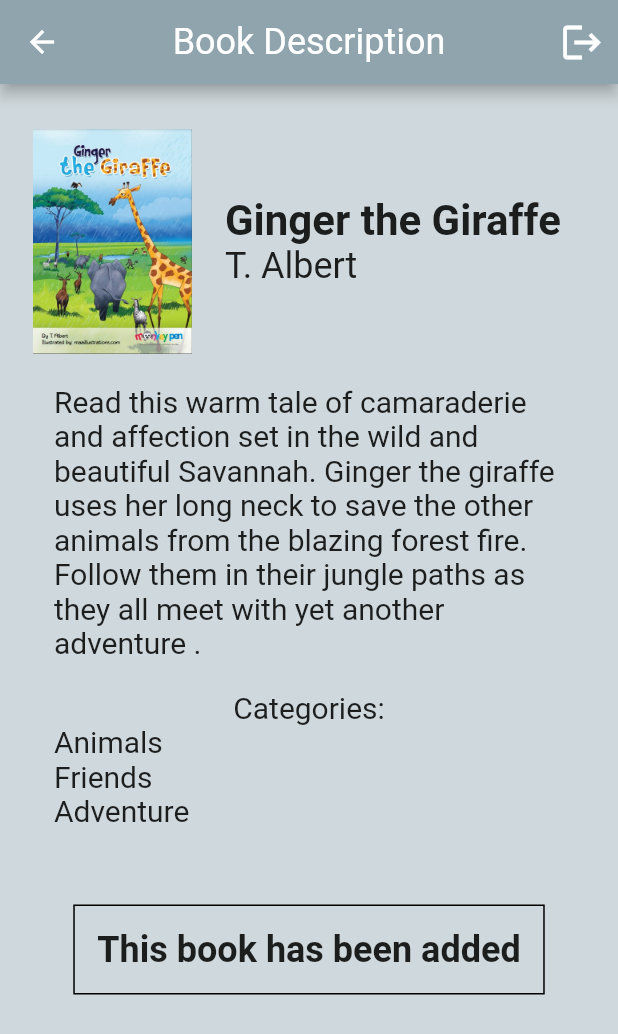
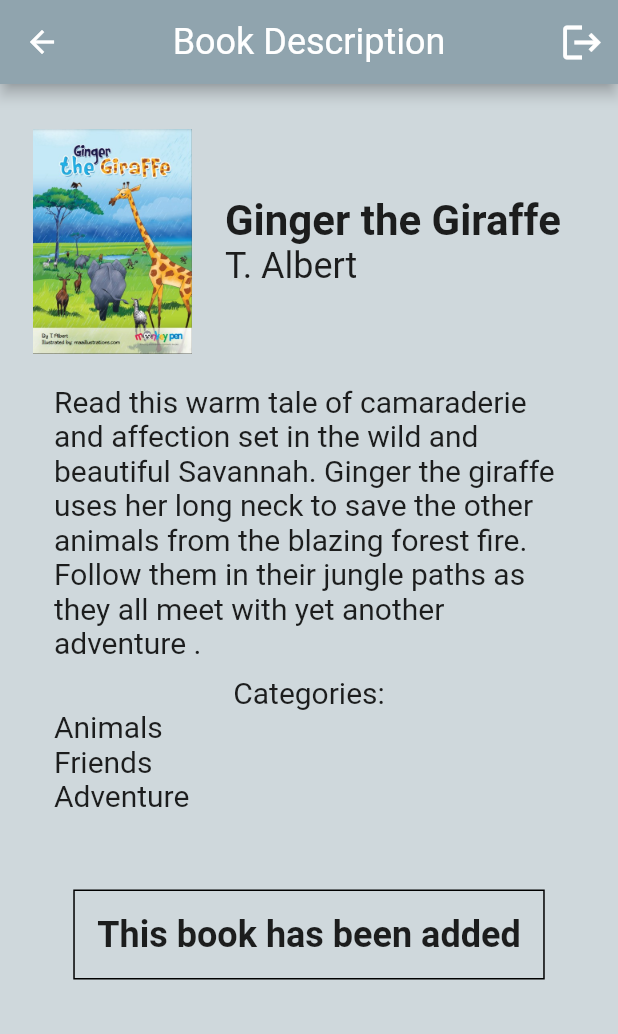
Before and after one commit to S9406133/my_story_teller, a Flutter app: the BookDescr screen opened by its route, on a phone screen of 412 x 824 dp. Shown: the top 1034 px of the screen. Run offline on Flutter 3.47's test engine with Material 2 defaults, Android fonts, the light colour scheme and no system bars; our stand-ins replace card_swiper.

Commit message:
Cleaned up code, added comments

```diff
--- a/lib/main.dart
+++ b/lib/main.dart
@@ -5,7 +5,6 @@
 import 'package:my_story_teller/screens/registration.dart';
 import 'package:my_story_teller/screens/splash.dart';
 import 'package:my_story_teller/screens/book_view.dart';
-import 'package:my_story_teller/screens/search_results.dart';
 import 'package:my_story_teller/screens/book_descr.dart';
 import 'package:my_story_teller/screens/book_recording.dart';
 import 'package:my_story_teller/screens/recording_view.dart';
@@ -27,12 +26,11 @@
       '/cHome': (context) => const ChildHome(),           ///Child Home COMPLETED
       '/pHome': (context) => const BottomNav(index: 0),   ///Parent HOME COMPLETED
       '/addProf': (context) => const BottomNav(index: 1), ///Update Profiles COMPLETED
-      '/search': (context) => const BottomNav(index: 2),  //Search Screen TODO
+      '/search': (context) => const BottomNav(index: 2),  ///Search Screen COMPLETED
       '/saved': (context) => const BottomNav(index: 3),   ///Saved Books COMPLETED
       '/settings': (context) => const BottomNav(index: 4),///Settings not an MVF
       '/book': (context) => const BookView(),             ///Book View COMPLETED
-      '/searchRes': (context) => const SearchResults(),   //Search Results TODO
-      '/bookDescr': (context) => BookDescr(),             //Book Description TODO
+      '/bookDescr': (context) => const BookDescr(),       ///Book Description COMPLETED
       '/recView': (context) => const RecordingView(),     //Recording View TODO needs to play recordings
       '/bookRec': (context) => const BookRecording(),     //Book Recording TODO
     },
--- a/lib/screens/book_descr.dart
+++ b/lib/screens/book_descr.dart
@@ -6,36 +6,30 @@
 /* Shows a full description of a book - Route: '/bookDescr' */
 
 class BookDescr extends StatefulWidget {
-  BookDescr({Key? key}) : super(key: key);
+  const BookDescr({Key? key}) : super(key: key);
 
   @override
   State<BookDescr> createState() => _BookDescrState();
 }
 
 class _BookDescrState extends State<BookDescr> {
-  //final Book selectedBook = books[searchedBookIndex];
-  bool _exists = false;
-  bool _visible = true;
 
   final bgColor = Colors.blueGrey;
   final buttonColor = Colors.white;
 
+  // Holds the value if book already saved or not
+  bool _exists = false;
+
   @override
   void initState() {
+    // Sets exists variable
     _exists = users[currentUserIndex].bookExists(selectedBook.title);
-    if (_exists == true) {
-      _visible = false;
-    }
     super.initState();
   }
 
+  // Called when Add Book button pressed to update variables
   void setExists() {
     _exists = users[currentUserIndex].bookExists(selectedBook.title);
-    if (_exists == true) {
-      _visible = false;
-    }else{
-      _visible = true;
-    }
   }
 
   @override
@@ -62,17 +56,18 @@
         child: Column(
           children: <Widget>[
             const SizedBox(height: 30),
-
             Row(
               children: <Widget>[
-                SizedBox(
+
+                SizedBox(       // Book Image
                   width: 150,
                   height: 150,
                   child: FittedBox(
                     child: Image.asset(selectedBook.image!),
                   ),
                 ),
-                Column(
+
+                Column(         // Title and Author text
                   mainAxisAlignment: MainAxisAlignment.start,
                   crossAxisAlignment: CrossAxisAlignment.start,
                   children: [
@@ -98,10 +93,9 @@
               ],
             ),
 
-            Container(
-              padding: const EdgeInsets.fromLTRB(0, 20, 0, 20),
+            Container(          // Long description text
+              padding: const EdgeInsets.fromLTRB(0, 20, 0, 10),
               width: 340,
-              //height: 300,
               child: Text(selectedBook.longDesc!,
                 style: const TextStyle(
                   fontSize: 20,
@@ -109,10 +103,9 @@
               ),
             ),
 
-            Container(
+            Container(          // Categories heading and list
               padding: const EdgeInsets.fromLTRB(0, 0, 0, 20),
               width: 340,
-              //height: 300,
               child: Column(
                 children: [
                   const Text('Categories:',
@@ -120,18 +113,16 @@
                       fontSize: 20,
                     ),
                   ),
-                  SizedBox(
+
+                  SizedBox(         // Categories List
                     width: 340,
                     height: 100,
                     child: ListView.builder(
                         itemCount: selectedBook.categories!.length,
                         itemBuilder: (context, index){
-                          return Padding(
-                            padding: const EdgeInsets.fromLTRB(0, 0, 0, 0),
-                            child: Text(selectedBook.categories![index],
-                              style: const TextStyle(
-                                fontSize: 20,
-                              ),
+                          return Text(selectedBook.categories![index],
+                            style: const TextStyle(
+                              fontSize: 20,
                             ),
                           );
                         }
@@ -141,11 +132,10 @@
               ),
             ),
 
-            Stack(
-              //alignment: AlignmentDirectional.bottomCenter,
+            Stack(        // Add book or text displayed
               children: <Widget>[
 
-                Visibility(
+                Visibility(     // Text is displayed if book exists in saved books
                   visible: _exists,
                   child: Container(
                     padding: const EdgeInsets.all(15),
@@ -161,18 +151,17 @@
                   ),
                 ),
 
-
-                SizedBox(
+                SizedBox( // Add book button displayed if book doesn't exist in saved books
                   width: 300,
                   height: 50,
                   child: Visibility(
-                    visible: _visible,
+                    visible: !_exists,
                     child: ElevatedButton(
                       onPressed: () {
                         bool _result = false;
                         _result = users[currentUserIndex].saveBook(selectedBook);
                         if (_result == true){
-                          showDialog<String>(
+                          showDialog<String>(     // Success dialog
                             context: context,
                             builder: (BuildContext context) => MyDialog(
                                 title: selectedBook.title +
--- a/lib/screens/book_recording.dart
+++ b/lib/screens/book_recording.dart
@@ -29,7 +29,7 @@
 
   @override
   void initState() {
-    _numPages = _currentBook.pages.length;
+    _numPages = _currentBook.pages!.length;
     _recordIcon = const Icon(Icons.play_arrow);
     _reviewIcon = const Icon(Icons.play_arrow, size: 25);
     super.initState();
@@ -108,7 +108,7 @@
                           child: ClipRRect(
                             borderRadius: BorderRadius.circular(20.0),
                             child: Image.asset(
-                                _currentBook.pages[index],
+                                _currentBook.pages![index],
                                 fit: BoxFit.fill
                             ),
                           ),
```
Also changed, not shown: lib/data/book.dart (+56 -61 lines), lib/data/user.dart (+30 -10 lines), lib/screens/book_view.dart (+3 -4 lines), lib/screens/recording_view.dart (+3 -5 lines), lib/screens/saved_books.dart (+11 -4 lines), lib/screens/search.dart (+24 -7 lines), lib/screens/search_results.dart (deleted, +0 -32 lines), lib/screens/splash.dart (+1 -9 lines).
